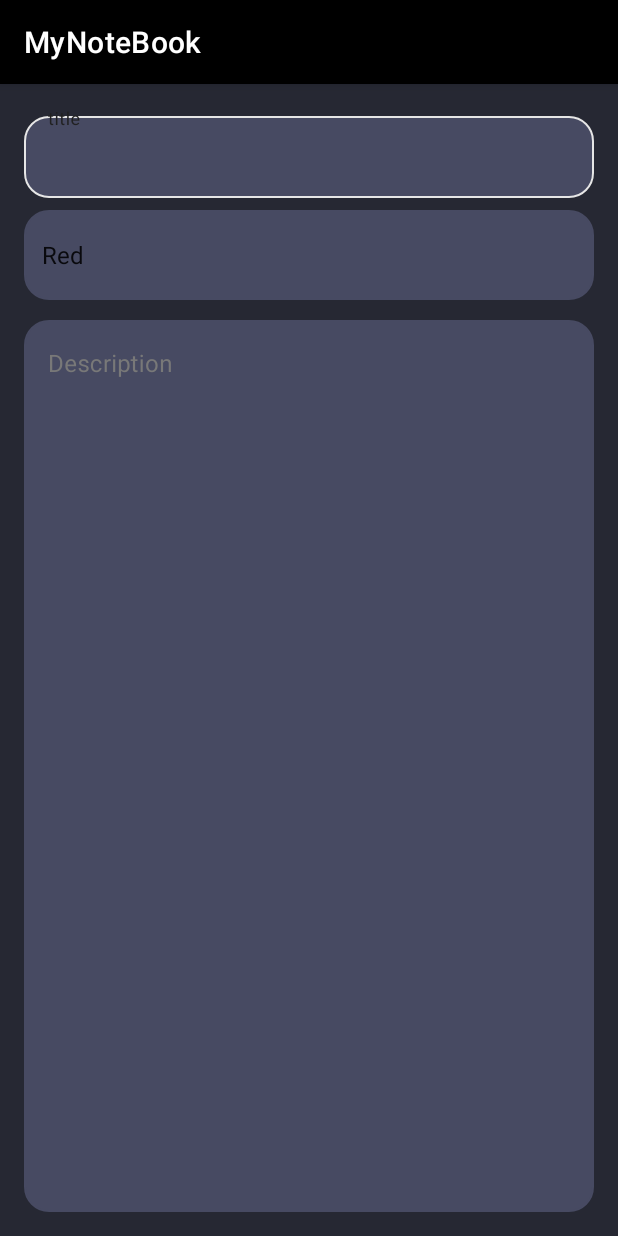
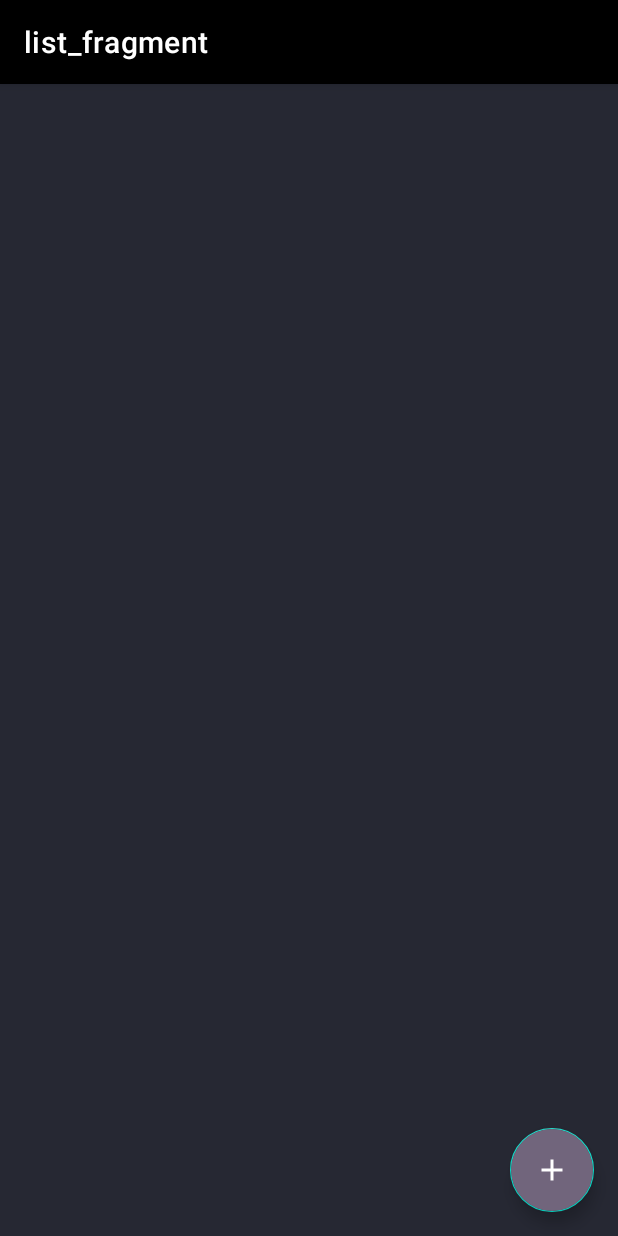
Before and after one commit to VadymTroshchuk/MyNoteBook, an Android app: the screen it shows after launch (MainActivity), on a phone screen of 412 x 824 dp. Run offline under Robolectric (Android 15) with nearby library versions, the phone set to English and light mode, and no system bars; our stand-ins replace Dagger/Hilt's generated code, navigation-ui.

Commit message:
fix bug with fragments not appearing in navigation, add binding, make initial setup for notes creating

```diff
--- a/app/src/main/java/com/example/mynotebook/MainActivity.kt
+++ b/app/src/main/java/com/example/mynotebook/MainActivity.kt
@@ -1,17 +1,25 @@
 package com.example.mynotebook
 
 import android.graphics.drawable.ColorDrawable
+import android.os.Build
 import androidx.appcompat.app.AppCompatActivity
 import android.os.Bundle
+import android.view.inputmethod.InputBinding
+import androidx.annotation.RequiresApi
+import androidx.navigation.findNavController
 import androidx.navigation.fragment.NavHostFragment
 import androidx.navigation.ui.setupActionBarWithNavController
+import com.example.mynotebook.databinding.ActivityMainBinding
 
 class MainActivity : AppCompatActivity() {
+
+    private lateinit var binding: ActivityMainBinding
+
+    @RequiresApi(Build.VERSION_CODES.M)
     override fun onCreate(savedInstanceState: Bundle?) {
         super.onCreate(savedInstanceState)
-        setContentView(R.layout.add_fragment)
-
-
+        binding = ActivityMainBinding.inflate(layoutInflater)
+        setContentView(binding.root)
 
 
         supportActionBar?.apply {
@@ -23,9 +31,17 @@ class MainActivity : AppCompatActivity() {
 
 
 
-
-
+        val navController =
+            binding.fragmentContainerView.getFragment<NavHostFragment>().navController
+        setupActionBarWithNavController(navController)
 
 
     }
+
+
+    override fun onSupportNavigateUp(): Boolean {
+        val navController = findNavController(R.id.fragmentContainerView)
+        return navController.navigateUp() || super.onSupportNavigateUp()
+    }
+
 }
--- /dev/null
+++ b/app/src/main/java/com/example/mynotebook/fragments/list/ListFragment.kt
@@ -0,0 +1,60 @@
+package com.example.mynotebook.fragments.list
+
+import android.os.Bundle
+import androidx.fragment.app.Fragment
+import android.view.LayoutInflater
+import android.view.View
+import android.view.ViewGroup
+import com.example.mynotebook.R
+
+// TODO: Rename parameter arguments, choose names that match
+// the fragment initialization parameters, e.g. ARG_ITEM_NUMBER
+private const val ARG_PARAM1 = "param1"
+private const val ARG_PARAM2 = "param2"
+
+/**
+ * A simple [Fragment] subclass.
+ * Use the [ListFragment.newInstance] factory method to
+ * create an instance of this fragment.
+ */
+class ListFragment : Fragment() {
+    // TODO: Rename and change types of parameters
+    private var param1: String? = null
+    private var param2: String? = null
+
+    override fun onCreate(savedInstanceState: Bundle?) {
+        super.onCreate(savedInstanceState)
+        arguments?.let {
+            param1 = it.getString(ARG_PARAM1)
+            param2 = it.getString(ARG_PARAM2)
+        }
+    }
+
+    override fun onCreateView(
+        inflater: LayoutInflater, container: ViewGroup?,
+        savedInstanceState: Bundle?
+    ): View? {
+        // Inflate the layout for this fragment
+        return inflater.inflate(R.layout.list_fragment, container, false)
+    }
+
+    companion object {
+        /**
+         * Use this factory method to create a new instance of
+         * this fragment using the provided parameters.
+         *
+         * @param param1 Parameter 1.
+         * @param param2 Parameter 2.
+         * @return A new instance of fragment ListFragment.
+         */
+        // TODO: Rename and change types and number of parameters
+        @JvmStatic
+        fun newInstance(param1: String, param2: String) =
+            ListFragment().apply {
+                arguments = Bundle().apply {
+                    putString(ARG_PARAM1, param1)
+                    putString(ARG_PARAM2, param2)
+                }
+            }
+    }
+}
--- a/app/src/main/res/layout/activity_main.xml
+++ b/app/src/main/res/layout/activity_main.xml
@@ -6,13 +6,22 @@
     android:layout_height="match_parent"
     tools:context=".MainActivity">
 
-    <TextView
-        android:layout_width="wrap_content"
-        android:layout_height="wrap_content"
-        android:text="Hello World!"
+
+    <androidx.fragment.app.FragmentContainerView
+        android:id="@+id/fragmentContainerView"
+        android:name="androidx.navigation.fragment.NavHostFragment"
+        android:layout_width="0dp"
+        android:layout_height="0dp"
+        app:defaultNavHost="true"
         app:layout_constraintBottom_toBottomOf="parent"
         app:layout_constraintEnd_toEndOf="parent"
         app:layout_constraintStart_toStartOf="parent"
-        app:layout_constraintTop_toTopOf="parent" />
+        app:layout_constraintTop_toTopOf="parent"
+        app:navGraph="@navigation/navigation" />
+
+
+
+
+
 
 </androidx.constraintlayout.widget.ConstraintLayout>
--- a/app/src/main/res/layout/add_fragment.xml
+++ b/app/src/main/res/layout/add_fragment.xml
@@ -8,7 +8,7 @@
     android:layout_height="match_parent"
     android:fillViewport="true"
     android:background="@color/root_background_for_add_and_update_fragments"
-    tools:context=".AddNoteFragment">
+    tools:context=".fragments.list.AddFragment">
 
     <androidx.constraintlayout.widget.ConstraintLayout
         android:id="@+id/constraint_layout_container_for_add_fragment"
--- /dev/null
+++ b/app/src/main/res/navigation/navigation.xml
@@ -0,0 +1,25 @@
+<?xml version="1.0" encoding="utf-8"?>
+<navigation xmlns:android="http://schemas.android.com/apk/res/android"
+    xmlns:app="http://schemas.android.com/apk/res-auto"
+    xmlns:tools="http://schemas.android.com/tools"
+    android:id="@+id/navigation"
+    app:startDestination="@id/listFragment">
+    <fragment
+        android:id="@+id/addFragment2"
+        android:name="com.example.mynotebook.fragments.list.AddFragment"
+        android:label="add_fragment"
+        tools:layout="@layout/add_fragment" >
+        <action
+            android:id="@+id/action_addFragment2_to_listFragment"
+            app:destination="@id/listFragment" />
+    </fragment>
+    <fragment
+        android:id="@+id/listFragment"
+        android:name="com.example.mynotebook.fragments.list.ListFragment"
+        android:label="list_fragment"
+        tools:layout="@layout/list_fragment" >
+        <action
+            android:id="@+id/action_listFragment_to_addFragment2"
+            app:destination="@id/addFragment2" />
+    </fragment>
+</navigation>
```
Also changed, not shown: app/build.gradle.kts (+9 -2 lines), app/src/main/java/com/example/mynotebook/db/viewmodel/NoteViewModel.kt (+64 -1 lines), app/src/main/java/com/example/mynotebook/fragments/list/AddFragment.kt (added, +87 -0 lines), app/src/main/res/menu/add_fragment_menu.xml (added, +13 -0 lines), app/src/main/res/values/strings.xml (+8 -0 lines), app/src/main/res/layout/list_fragment.xml (line endings or trailing spaces).
